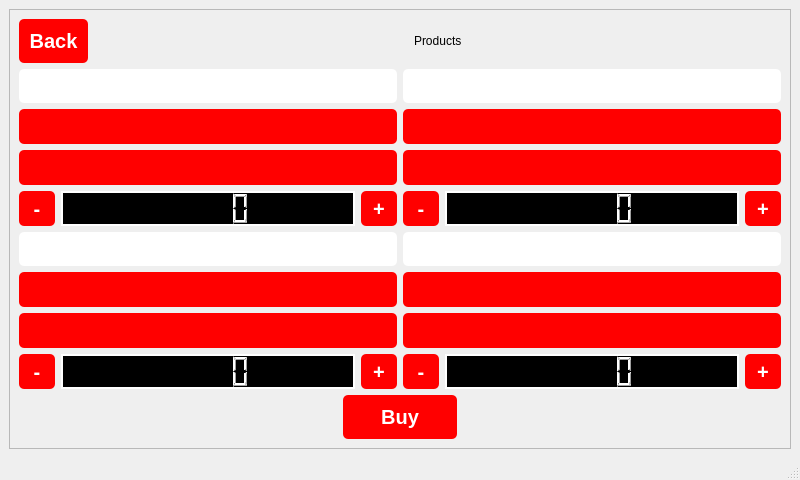
The window that QT resource/fixedpage.ui (fatma105/Vending-Machine-App) describes before a commit, drawn with Qt 5.
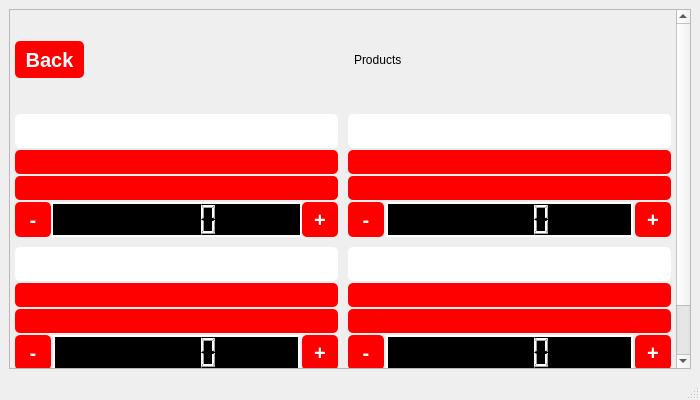
The same window after the commit.

Patch:
```diff
--- a/QT resource/fixedpage.ui
+++ b/QT resource/fixedpage.ui
@@ -6,10 +6,16 @@
    <rect>
     <x>0</x>
     <y>0</y>
-    <width>800</width>
-    <height>480</height>
+    <width>700</width>
+    <height>400</height>
    </rect>
   </property>
+  <property name="maximumSize">
+   <size>
+    <width>16777215</width>
+    <height>16777215</height>
+   </size>
+  </property>
   <property name="windowTitle">
    <string>MainWindow</string>
   </property>
@@ -45,6 +51,12 @@
    <layout class="QGridLayout" name="gridLayout_4">
     <item row="0" column="0">
      <widget class="QScrollArea" name="scrollArea">
+      <property name="maximumSize">
+       <size>
+        <width>16777215</width>
+        <height>16777215</height>
+       </size>
+      </property>
       <property name="widgetResizable">
        <bool>true</bool>
       </property>
@@ -53,8 +65,8 @@
         <rect>
          <x>0</x>
          <y>0</y>
-         <width>776</width>
-         <height>431</height>
+         <width>655</width>
+         <height>419</height>
         </rect>
        </property>
        <property name="minimumSize">
@@ -64,14 +76,41 @@
         </size>
        </property>
        <layout class="QGridLayout" name="gridLayout_3">
+        <property name="leftMargin">
+         <number>5</number>
+        </property>
+        <property name="topMargin">
+         <number>5</number>
+        </property>
+        <property name="rightMargin">
+         <number>5</number>
+        </property>
+        <property name="bottomMargin">
+         <number>5</number>
+        </property>
+        <property name="spacing">
+         <number>10</number>
+        </property>
         <item row="0" column="0">
          <layout class="QGridLayout" name="gridLayout_2">
           <item row="0" column="0">
            <layout class="QVBoxLayout" name="verticalLayout_6">
             <item>
              <layout class="QHBoxLayout" name="horizontalLayout">
+              <property name="spacing">
+               <number>0</number>
+              </property>
+              <property name="sizeConstraint">
+               <enum>QLayout::SetDefaultConstraint</enum>
+              </property>
               <item>
                <widget class="QPushButton" name="pushButton_5">
+                <property name="maximumSize">
+                 <size>
+                  <width>16777215</width>
+                  <height>37</height>
+                 </size>
+                </property>
                 <property name="text">
                  <string>Back</string>
                 </property>
@@ -121,6 +160,9 @@
              <layout class="QGridLayout" name="gridLayout">
               <item row="0" column="1">
                <layout class="QVBoxLayout" name="verticalLayout_3">
+                <property name="spacing">
+                 <number>2</number>
+                </property>
                 <item>
                  <widget class="QLabel" name="label_2">
                   <property name="maximumSize">
@@ -139,6 +181,12 @@
                   <property name="enabled">
                    <bool>false</bool>
                   </property>
+                  <property name="maximumSize">
+                   <size>
+                    <width>16777215</width>
+                    <height>24</height>
+                   </size>
+                  </property>
                   <property name="styleSheet">
                    <string notr="true"/>
                   </property>
@@ -155,7 +203,7 @@
                   <property name="maximumSize">
                    <size>
                     <width>16777215</width>
-                    <height>16777215</height>
+                    <height>24</height>
                    </size>
                   </property>
                   <property name="styleSheet">
@@ -168,6 +216,9 @@
                 </item>
                 <item>
                  <layout class="QHBoxLayout" name="horizontalLayout_3">
+                  <property name="spacing">
+                   <number>2</number>
+                  </property>
                   <item>
                    <widget class="QPushButton" name="pushButton_8">
                     <property name="minimumSize">
@@ -253,6 +304,9 @@
               </item>
               <item row="0" column="0">
                <layout class="QVBoxLayout" name="verticalLayout">
+                <property name="spacing">
+                 <number>2</number>
+                </property>
                 <item>
                  <widget class="QLabel" name="label">
                   <property name="maximumSize">
@@ -271,6 +325,12 @@
                   <property name="enabled">
                    <bool>false</bool>
                   </property>
+                  <property name="maximumSize">
+                   <size>
+                    <width>16777215</width>
+                    <height>24</height>
+                   </size>
+                  </property>
                   <property name="styleSheet">
                    <string notr="true"/>
                   </property>
@@ -287,7 +347,7 @@
                   <property name="maximumSize">
                    <size>
                     <width>16777215</width>
-                    <height>16777215</height>
+                    <height>24</height>
                    </size>
                   </property>
                   <property name="styleSheet">
@@ -300,6 +360,9 @@
                 </item>
                 <item>
                  <layout class="QHBoxLayout" name="horizontalLayout_2">
+                  <property name="spacing">
+                   <number>0</number>
+                  </property>
                   <item>
                    <widget class="QPushButton" name="pushButton_7">
                     <property name="minimumSize">
@@ -385,6 +448,9 @@
               </item>
               <item row="1" column="0">
                <layout class="QVBoxLayout" name="verticalLayout_4">
+                <property name="spacing">
+                 <number>2</number>
+                </property>
                 <item>
                  <widget class="QLabel" name="label_3">
                   <property name="sizePolicy">
@@ -409,6 +475,12 @@
                   <property name="enabled">
                    <bool>false</bool>
                   </property>
+                  <property name="maximumSize">
+                   <size>
+                    <width>16777215</width>
+                    <height>24</height>
+                   </size>
+                  </property>
                   <property name="styleSheet">
                    <string notr="true"/>
                   </property>
@@ -425,7 +497,7 @@
                   <property name="maximumSize">
                    <size>
                     <width>16777215</width>
-                    <height>16777215</height>
+                    <height>24</height>
                    </size>
                   </property>
                   <property name="styleSheet">
@@ -523,6 +595,9 @@
               </item>
               <item row="1" column="1">
                <layout class="QVBoxLayout" name="verticalLayout_5">
+                <property name="spacing">
+                 <number>2</number>
+                </property>
                 <item>
                  <widget class="QLabel" name="label_4">
                   <property name="maximumSize">
@@ -541,6 +616,12 @@
                   <property name="enabled">
                    <bool>false</bool>
                   </property>
+                  <property name="maximumSize">
+                   <size>
+                    <width>16777215</width>
+                    <height>24</height>
+                   </size>
+                  </property>
                   <property name="styleSheet">
                    <string notr="true"/>
                   </property>
@@ -557,7 +638,7 @@
                   <property name="maximumSize">
                    <size>
                     <width>16777215</width>
-                    <height>16777215</height>
+                    <height>24</height>
                    </size>
                   </property>
                   <property name="styleSheet">
@@ -657,6 +738,15 @@
             </item>
             <item>
              <layout class="QHBoxLayout" name="horizontalLayout_7">
+              <property name="spacing">
+               <number>2</number>
+              </property>
+              <property name="topMargin">
+               <number>0</number>
+              </property>
+              <property name="rightMargin">
+               <number>0</number>
+              </property>
               <item>
                <spacer name="horizontalSpacer_4">
                 <property name="orientation">
```
Left out of the diff: 3 changed lines with no effect on the pictures.
